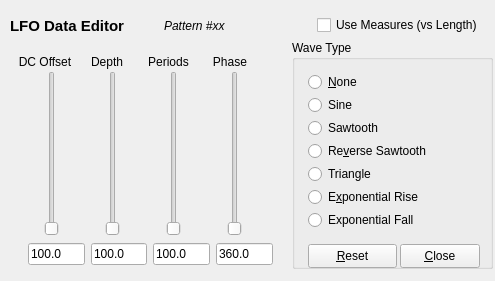
Old version of the form seq_qt5/forms/qlfoframe.ui in the repository ahlstromcj/seq66.
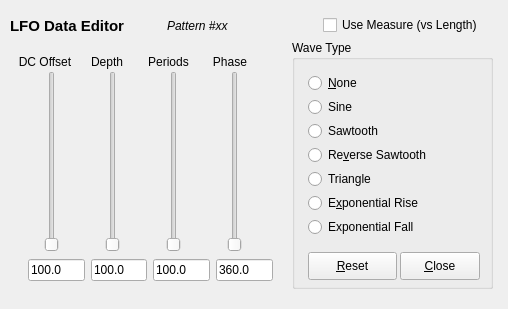
New version of the form.

```diff
--- a/seq_qt5/forms/qlfoframe.ui
+++ b/seq_qt5/forms/qlfoframe.ui
@@ -6,8 +6,8 @@
    <rect>
     <x>0</x>
     <y>0</y>
-    <width>495</width>
-    <height>281</height>
+    <width>508</width>
+    <height>309</height>
    </rect>
   </property>
   <property name="sizePolicy">
@@ -58,7 +58,7 @@
     <item>
      <widget class="QCheckBox" name="m_measures_check_box">
       <property name="text">
-       <string>Use Measures (vs Length)</string>
+       <string>Use Measure (vs Length)</string>
       </property>
      </widget>
     </item>
@@ -70,7 +70,7 @@
      <x>292</x>
      <y>40</y>
      <width>201</width>
-     <height>229</height>
+     <height>249</height>
     </rect>
    </property>
    <property name="title">
@@ -82,7 +82,7 @@
       <x>16</x>
       <y>30</y>
       <width>173</width>
-      <height>165</height>
+      <height>176</height>
      </rect>
     </property>
     <layout class="QVBoxLayout" name="m_wave_layout">
@@ -150,11 +150,17 @@
     <property name="geometry">
      <rect>
       <x>16</x>
-      <y>204</y>
+      <y>212</y>
       <width>89</width>
-      <height>24</height>
+      <height>28</height>
      </rect>
     </property>
+    <property name="minimumSize">
+     <size>
+      <width>0</width>
+      <height>28</height>
+     </size>
+    </property>
     <property name="text">
      <string>&amp;Reset</string>
     </property>
@@ -163,23 +169,29 @@
     <property name="geometry">
      <rect>
       <x>108</x>
-      <y>204</y>
+      <y>212</y>
       <width>80</width>
-      <height>24</height>
+      <height>28</height>
      </rect>
     </property>
+    <property name="minimumSize">
+     <size>
+      <width>0</width>
+      <height>28</height>
+     </size>
+    </property>
     <property name="text">
      <string>&amp;Close</string>
     </property>
    </widget>
   </widget>
-  <widget class="QWidget" name="">
+  <widget class="QWidget" name="layoutWidget">
    <property name="geometry">
     <rect>
      <x>17</x>
      <y>52</y>
      <width>241</width>
-     <height>19</height>
+     <height>20</height>
     </rect>
    </property>
    <layout class="QHBoxLayout" name="horizontalLayout_2">
@@ -225,13 +237,13 @@
     </item>
    </layout>
   </widget>
-  <widget class="QWidget" name="">
+  <widget class="QWidget" name="layoutWidget">
    <property name="geometry">
     <rect>
      <x>4</x>
      <y>71</y>
      <width>281</width>
-     <height>165</height>
+     <height>181</height>
     </rect>
    </property>
    <layout class="QHBoxLayout" name="horizontalLayout_3">
@@ -277,11 +289,11 @@
     </item>
    </layout>
   </widget>
-  <widget class="QWidget" name="">
+  <widget class="QWidget" name="layoutWidget">
    <property name="geometry">
     <rect>
      <x>28</x>
-     <y>240</y>
+     <y>256</y>
      <width>245</width>
      <height>29</height>
     </rect>
```
